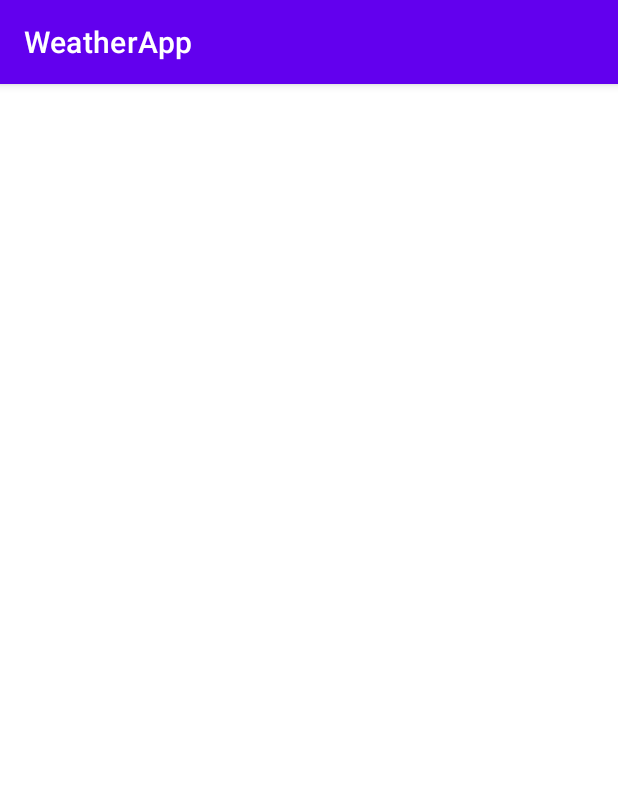
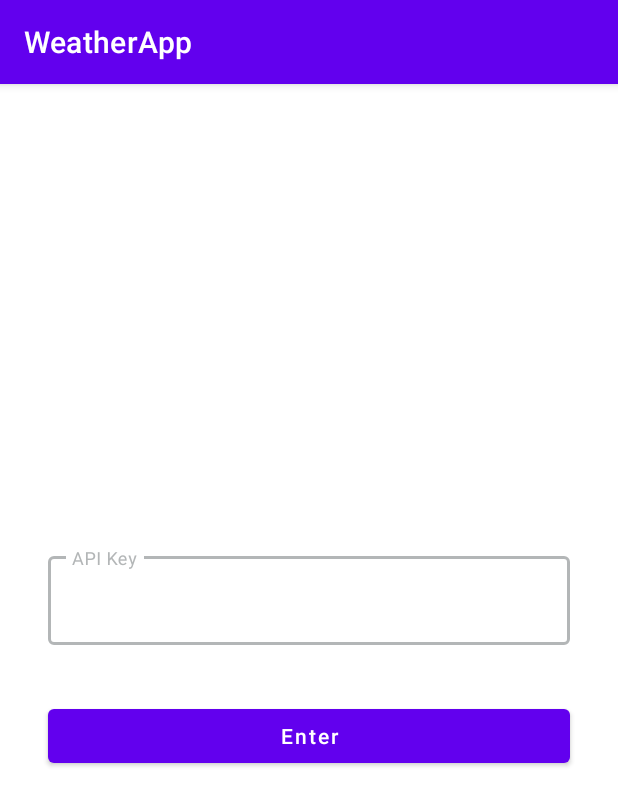
Before and after one commit to batuhanduvarci/weather-app, an Android app: the screen it shows after launch (MainActivity), on a phone screen of 412 x 824 dp. Shown: the top 806 px of the screen. Run offline under Robolectric (Android 15) with nearby library versions, the phone set to English and light mode, and no system bars; our stand-ins replace Dagger/Hilt's generated code.

Commit message:
Add weather api fragment

```diff
--- /dev/null
+++ b/app/src/main/java/com/example/weatherapp/constants/ApplicationConstants.kt
@@ -0,0 +1,8 @@
+package com.example.weatherapp.constants
+
+/**
+ * Created by Batuhan Duvarci on 6.12.2021.
+ */
+object ApplicationConstants {
+    const val API_KEY_REGEX = "[a-zA-Z0-9]{32}"
+}
--- /dev/null
+++ b/app/src/main/java/com/example/weatherapp/ui/weatherapi/WeatherApiFragment.kt
@@ -0,0 +1,47 @@
+package com.example.weatherapp.ui.weatherapi
+
+import android.view.View
+import androidx.core.widget.doOnTextChanged
+import androidx.fragment.app.viewModels
+import com.example.weatherapp.R
+import com.example.weatherapp.databinding.FragmentWeatherApiBinding
+import com.example.weatherapp.ui.base.BaseFragment
+
+/**
+ * Created by Batuhan Duvarci on 6.12.2021.
+ */
+class WeatherApiFragment : BaseFragment<FragmentWeatherApiBinding, WeatherApiViewModel>(R.layout.fragment_weather_api) {
+
+    override val viewModel: WeatherApiViewModel by viewModels()
+
+    override fun bind(view: View) = FragmentWeatherApiBinding.bind(view)
+
+    override fun initUserInterface() {
+        with(binding!!){
+            apiTextInputLayout.editText?.let {
+                it.doOnTextChanged { text, start, before, count ->
+                    viewModel.validateApiKey(text.toString())
+                }
+            }
+            apiTextInputLayout.setOnClickListener{
+                //TODO
+            }
+        }
+    }
+
+    override fun initObservers() {
+        viewModel.validation.observe(viewLifecycleOwner, {
+            with(binding!!){
+                if (it){
+                    apiTextInputLayout.isErrorEnabled = false
+                    apiTextInputLayout.boxStrokeColor = resources.getColor(R.color.green)
+                }else{
+                    apiTextInputLayout.error = getString(R.string.fragment_weather_api_text_input_layout_error_text)
+                }
+
+            }
+        })
+    }
+
+    override fun startCoroutine() = Unit
+}
--- /dev/null
+++ b/app/src/main/java/com/example/weatherapp/ui/weatherapi/WeatherApiViewModel.kt
@@ -0,0 +1,21 @@
+package com.example.weatherapp.ui.weatherapi
+
+import androidx.lifecycle.LiveData
+import androidx.lifecycle.MutableLiveData
+import androidx.lifecycle.ViewModel
+import com.example.weatherapp.constants.ApplicationConstants
+import java.util.regex.Pattern
+
+/**
+ * Created by Batuhan Duvarci on 6.12.2021.
+ */
+class WeatherApiViewModel : ViewModel() {
+
+    private val _validation = MutableLiveData<Boolean>()
+    val validation: LiveData<Boolean> get() = _validation
+
+    fun validateApiKey(apiKey: String){
+        val pattern = Pattern.compile(ApplicationConstants.API_KEY_REGEX)
+        _validation.value = pattern.matcher(apiKey).matches()
+    }
+}
--- /dev/null
+++ b/app/src/main/res/layout/fragment_weather_api.xml
@@ -0,0 +1,38 @@
+<?xml version="1.0" encoding="utf-8"?>
+<androidx.constraintlayout.widget.ConstraintLayout xmlns:android="http://schemas.android.com/apk/res/android"
+    android:layout_width="match_parent"
+    android:layout_height="match_parent"
+    xmlns:app="http://schemas.android.com/apk/res-auto">
+
+    <com.google.android.material.textfield.TextInputLayout
+        android:id="@+id/apiTextInputLayout"
+        android:layout_width="@dimen/dimen_0"
+        android:layout_height="wrap_content"
+        app:layout_constraintStart_toStartOf="parent"
+        app:layout_constraintEnd_toEndOf="parent"
+        app:layout_constraintTop_toTopOf="parent"
+        app:layout_constraintBottom_toTopOf="@+id/proceedMaterialButton"
+        app:layout_constraintVertical_chainStyle="packed"
+        android:layout_marginHorizontal="@dimen/dimen_32"
+        style="@style/TextInputLayoutStyle"
+        android:hint="@string/fragment_weather_api_edit_text_hint">
+        <com.google.android.material.textfield.TextInputEditText
+            android:id="@+id/apiTextInputEditText"
+            android:layout_width="match_parent"
+            android:layout_height="wrap_content"
+            style="@style/TextInputEditTextStyle"/>
+    </com.google.android.material.textfield.TextInputLayout>
+
+    <com.google.android.material.button.MaterialButton
+        android:id="@+id/proceedMaterialButton"
+        android:layout_width="@dimen/dimen_0"
+        android:layout_height="wrap_content"
+        android:text="@string/fragment_weather_proceed_button_text"
+        app:layout_constraintStart_toStartOf="@+id/apiTextInputLayout"
+        app:layout_constraintEnd_toEndOf="@+id/apiTextInputLayout"
+        app:layout_constraintTop_toBottomOf="@+id/apiTextInputLayout"
+        app:layout_constraintBottom_toBottomOf="parent"
+        android:layout_marginTop="@dimen/dimen_16"
+        style="@style/ButtonStyle"/>
+
+</androidx.constraintlayout.widget.ConstraintLayout>
--- a/app/src/main/res/navigation/weather_navigation.xml
+++ b/app/src/main/res/navigation/weather_navigation.xml
@@ -1,6 +1,13 @@
 <?xml version="1.0" encoding="utf-8"?>
 <navigation xmlns:android="http://schemas.android.com/apk/res/android"
     xmlns:app="http://schemas.android.com/apk/res-auto"
-    android:id="@+id/weather_navigation">
+    xmlns:tools="http://schemas.android.com/tools"
+    android:id="@+id/weather_navigation"
+    app:startDestination="@id/fragmentWeatherApi">
 
+    <fragment android:id="@+id/fragmentWeatherApi"
+        android:name="com.example.weatherapp.ui.weatherapi.WeatherApiFragment"
+        tools:layout="@layout/fragment_weather_api">
+
+    </fragment>
 </navigation>
--- a/app/src/main/res/values/colors.xml
+++ b/app/src/main/res/values/colors.xml
@@ -7,4 +7,8 @@
     <color name="teal_700">#FF018786</color>
     <color name="black">#FF000000</color>
     <color name="white">#FFFFFFFF</color>
+
+    <color name="light_gray">#B3B6B7</color>
+    <color name="green">#229954</color>
+    <color name="red">#CB4335</color>
 </resources>
--- a/app/src/main/res/values/strings.xml
+++ b/app/src/main/res/values/strings.xml
@@ -1,3 +1,7 @@
 <resources>
     <string name="app_name">WeatherApp</string>
+
+    <string name="fragment_weather_api_edit_text_hint">API Key</string>
+    <string name="fragment_weather_api_text_input_layout_error_text">Please enter a valid api key</string>
+    <string name="fragment_weather_proceed_button_text">Enter</string>
 </resources>
--- a/app/src/main/res/values/themes.xml
+++ b/app/src/main/res/values/themes.xml
@@ -13,4 +13,22 @@
         <item name="android:statusBarColor" tools:targetApi="l">?attr/colorPrimaryVariant</item>
         <!-- Customize your theme here. -->
     </style>
+
+    <style name="TextInputLayoutStyle" parent="Widget.MaterialComponents.TextInputLayout.OutlinedBox">
+        <item name="errorEnabled">true</item>
+        <item name="hintEnabled">true</item>
+        <item name="boxStrokeColor">@color/light_gray</item>
+        <item name="boxStrokeErrorColor">@color/red</item>
+        <item name="hintTextColor">@color/light_gray</item>
+    </style>
+
+    <style name="TextInputEditTextStyle" parent="Widget.AppCompat.EditText">
+        <item name="android:lines">1</item>
+        <item name="android:inputType">text</item>
+        <item name="android:maxLength">32</item>
+    </style>
+
+    <style name="ButtonStyle" parent="Widget.MaterialComponents.Button">
+        <item name="android:textAllCaps">false</item>
+    </style>
 </resources>
```
